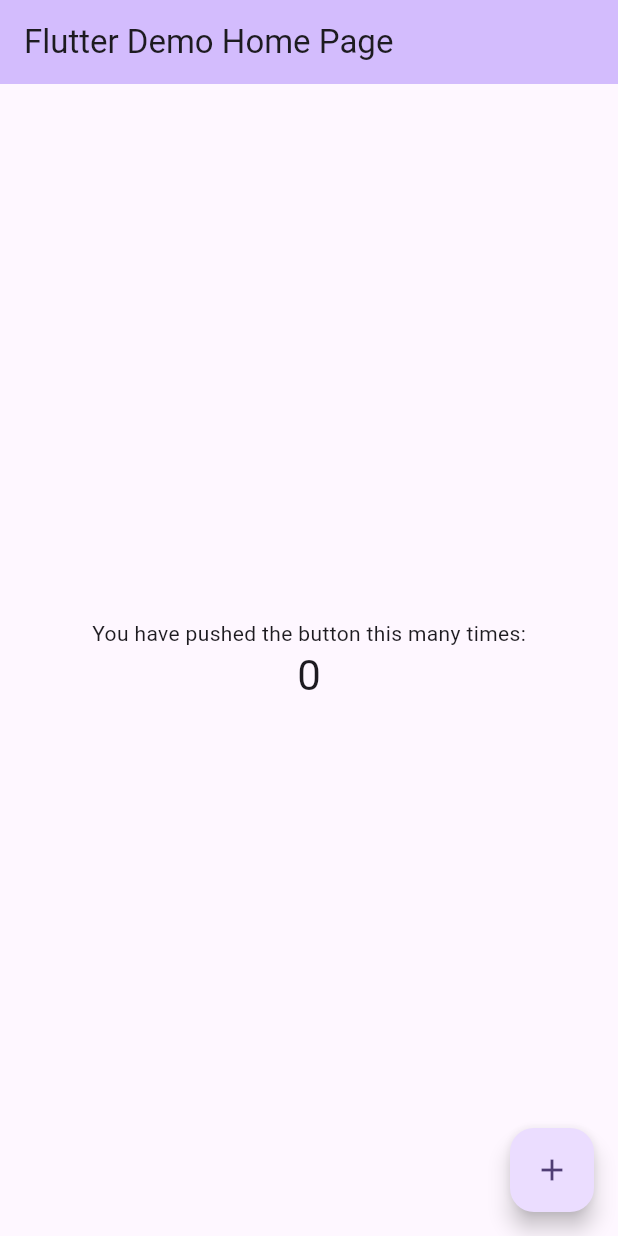
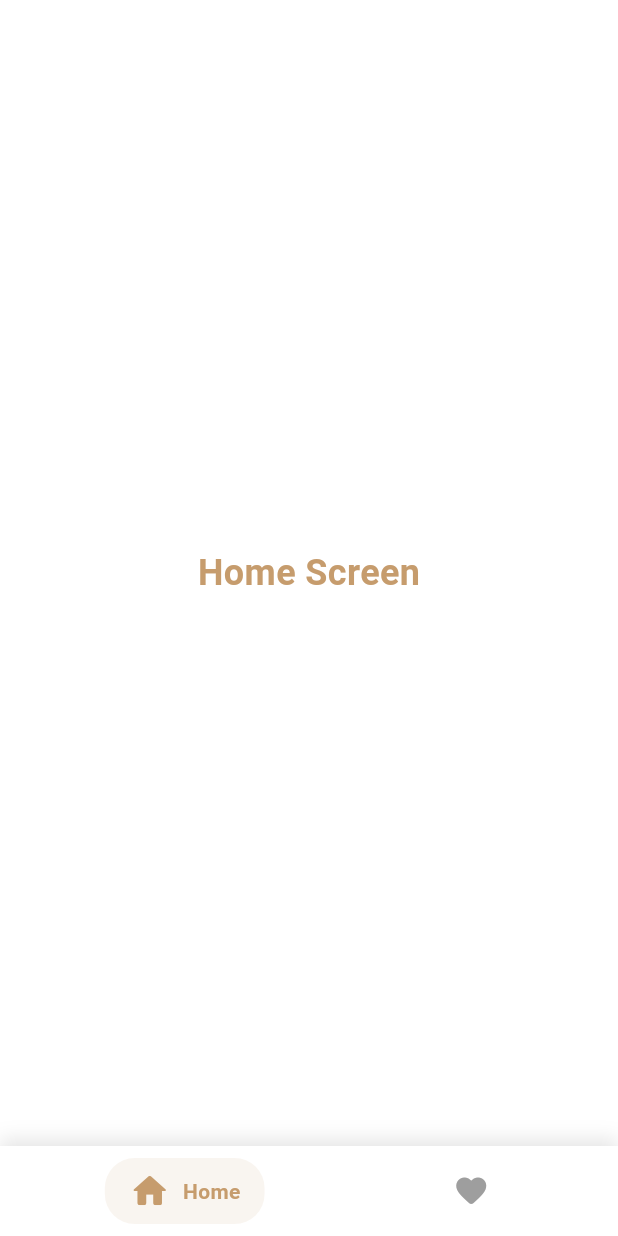
Before and after one commit to raniachebili0/OSCtest, a Flutter app: the screen it shows after launch, on a phone screen of 412 x 824 dp. Run offline on Flutter 3.47's test engine with Material 3 defaults, Android fonts, the phone set to English and light mode, and no system bars; our stand-ins replace flutter_screenutil.

Commit message:
create the architecture/ les models / consomation de api marvel / integrate screenUtil pakege / create nav bar

```diff
--- a/lib/main.dart
+++ b/lib/main.dart
@@ -1,4 +1,8 @@
 import 'package:flutter/material.dart';
+import 'package:flutter_screenutil/flutter_screenutil.dart';
+import 'package:orange_test/secreens/main_screen.dart';
+import 'package:provider/provider.dart';
+import 'package:orange_test/providers/navigation_provider.dart';
 
 void main() {
   runApp(const MyApp());
@@ -7,119 +11,26 @@
 class MyApp extends StatelessWidget {
   const MyApp({super.key});
 
-  // This widget is the root of your application.
   @override
   Widget build(BuildContext context) {
-    return MaterialApp(
-      title: 'Flutter Demo',
-      theme: ThemeData(
-        // This is the theme of your application.
-        //
-        // TRY THIS: Try running your application with "flutter run". You'll see
-        // the application has a purple toolbar. Then, without quitting the app,
-        // try changing the seedColor in the colorScheme below to Colors.green
-        // and then invoke "hot reload" (save your changes or press the "hot
-        // reload" button in a Flutter-supported IDE, or press "r" if you used
-        // the command line to start the app).
-        //
-        // Notice that the counter didn't reset back to zero; the application
-        // state is not lost during the reload. To reset the state, use hot
-        // restart instead.
-        //
-        // This works for code too, not just values: Most code changes can be
-        // tested with just a hot reload.
-        colorScheme: ColorScheme.fromSeed(seedColor: Colors.deepPurple),
-        useMaterial3: true,
-      ),
-      home: const MyHomePage(title: 'Flutter Demo Home Page'),
+    return ScreenUtilInit(
+      designSize: const Size(412, 915),
+      minTextAdapt: true,
+      splitScreenMode: true,
+      builder: (_, child) {
+        return ChangeNotifierProvider(
+          create: (_) => NavigationProvider(),
+          child: MaterialApp(
+            debugShowCheckedModeBanner: false,
+            title: 'Flutter Demo',
+            theme: ThemeData(
+              colorScheme: ColorScheme.fromSeed(seedColor: Colors.deepPurple),
+              useMaterial3: true,
+            ),
+            home: const bottomNavBar(),
+          ),
+        );
+      },
     );
   }
 }
-
-class MyHomePage extends StatefulWidget {
-  const MyHomePage({super.key, required this.title});
-
-  // This widget is the home page of your application. It is stateful, meaning
-  // that it has a State object (defined below) that contains fields that affect
-  // how it looks.
-
-  // This class is the configuration for the state. It holds the values (in this
-  // case the title) provided by the parent (in this case the App widget) and
-  // used by the build method of the State. Fields in a Widget subclass are
-  // always marked "final".
-
-  final String title;
-
-  @override
-  State<MyHomePage> createState() => _MyHomePageState();
-}
-
-class _MyHomePageState extends State<MyHomePage> {
-  int _counter = 0;
-
-  void _incrementCounter() {
-    setState(() {
-      // This call to setState tells the Flutter framework that something has
-      // changed in this State, which causes it to rerun the build method below
-      // so that the display can reflect the updated values. If we changed
-      // _counter without calling setState(), then the build method would not be
-      // called again, and so nothing would appear to happen.
-      _counter++;
-    });
-  }
-
-  @override
-  Widget build(BuildContext context) {
-    // This method is rerun every time setState is called, for instance as done
-    // by the _incrementCounter method above.
-    //
-    // The Flutter framework has been optimized to make rerunning build methods
-    // fast, so that you can just rebuild anything that needs updating rather
-    // than having to individually change instances of widgets.
-    return Scaffold(
-      appBar: AppBar(
-        // TRY THIS: Try changing the color here to a specific color (to
-        // Colors.amber, perhaps?) and trigger a hot reload to see the AppBar
-        // change color while the other colors stay the same.
-        backgroundColor: Theme.of(context).colorScheme.inversePrimary,
-        // Here we take the value from the MyHomePage object that was created by
-        // the App.build method, and use it to set our appbar title.
-        title: Text(widget.title),
-      ),
-      body: Center(
-        // Center is a layout widget. It takes a single child and positions it
-        // in the middle of the parent.
-        child: Column(
-          // Column is also a layout widget. It takes a list of children and
-          // arranges them vertically. By default, it sizes itself to fit its
-          // children horizontally, and tries to be as tall as its parent.
-          //
-          // Column has various properties to control how it sizes itself and
-          // how it positions its children. Here we use mainAxisAlignment to
-          // center the children vertically; the main axis here is the vertical
-          // axis because Columns are vertical (the cross axis would be
-          // horizontal).
-          //
-          // TRY THIS: Invoke "debug painting" (choose the "Toggle Debug Paint"
-          // action in the IDE, or press "p" in the console), to see the
-          // wireframe for each widget.
-          mainAxisAlignment: MainAxisAlignment.center,
-          children: <Widget>[
-            const Text(
-              'You have pushed the button this many times:',
-            ),
-            Text(
-              '$_counter',
-              style: Theme.of(context).textTheme.headlineMedium,
-            ),
-          ],
-        ),
-      ),
-      floatingActionButton: FloatingActionButton(
-        onPressed: _incrementCounter,
-        tooltip: 'Increment',
-        child: const Icon(Icons.add),
-      ), // This trailing comma makes auto-formatting nicer for build methods.
-    );
-  }
-}
--- /dev/null
+++ b/lib/providers/navigation_provider.dart
@@ -0,0 +1,17 @@
+import 'package:flutter/material.dart';
+
+class NavigationProvider extends ChangeNotifier {
+  int _currentIndex = 0;
+
+  int get currentIndex => _currentIndex;
+
+  void setIndex(int index) {
+    _currentIndex = index;
+    notifyListeners();
+  }
+
+  void onPageChanged(int index) {
+    _currentIndex = index;
+    notifyListeners();
+  }
+}
--- /dev/null
+++ b/lib/secreens/HomeScreen.dart
@@ -0,0 +1,28 @@
+import 'package:flutter/material.dart';
+
+
+class HomeScreen extends StatefulWidget {
+  const HomeScreen({super.key});
+
+  @override
+  State<HomeScreen> createState() => _HomeScreenState();
+}
+
+class _HomeScreenState extends State<HomeScreen> {
+  @override
+  Widget build(BuildContext context) {
+    return Container(
+      color: Colors.white,
+      child: const Center(
+        child: Text(
+          'Home Screen',
+          style: TextStyle(
+            fontSize: 24,
+            fontWeight: FontWeight.bold,
+            color: Color(0xFFC69C6D),
+          ),
+        ),
+      ),
+    );
+  }
+}
--- /dev/null
+++ b/lib/secreens/main_screen.dart
@@ -0,0 +1,134 @@
+import 'package:flutter/material.dart';
+import 'package:provider/provider.dart';
+import 'package:orange_test/providers/navigation_provider.dart';
+import 'FavoritesScreen.dart';
+import 'HomeScreen.dart';
+
+class bottomNavBar extends StatefulWidget {
+  const bottomNavBar({Key? key}) : super(key: key);
+
+  @override
+  State<bottomNavBar> createState() => _bottomNavBarState();
+}
+
+class _bottomNavBarState extends State<bottomNavBar> {
+  late final PageController _pageController;
+
+  @override
+  void initState() {
+    super.initState();
+    _pageController = PageController(initialPage: 0);
+  }
+
+  @override
+  void dispose() {
+    _pageController.dispose();
+    super.dispose();
+  }
+
+  @override
+  Widget build(BuildContext context) {
+    return ChangeNotifierProvider(
+      create: (_) => NavigationProvider(),
+      child: Consumer<NavigationProvider>(
+        builder: (context, navigationProvider, child) {
+          return Scaffold(
+            body: PageView(
+              controller: _pageController,
+              onPageChanged: (index) {
+                navigationProvider.onPageChanged(index);
+              },
+              children: const [
+                HomeScreen(),
+                FavoritesScreen(),
+              ],
+            ),
+            bottomNavigationBar: Container(
+              decoration: BoxDecoration(
+                color: Colors.white,
+                boxShadow: [
+                  BoxShadow(
+                    color: Colors.black.withOpacity(0.1),
+                    blurRadius: 10,
+                    offset: const Offset(0, -5),
+                  ),
+                ],
+              ),
+              child: SafeArea(
+                child: Padding(
+                  padding: const EdgeInsets.symmetric(horizontal: 15, vertical: 8),
+                  child: Row(
+                    mainAxisAlignment: MainAxisAlignment.spaceAround,
+                    children: [
+                      _buildNavItem(
+                        context,
+                        navigationProvider,
+                        0,
+                        Icons.home_rounded,
+                        'Home',
+                      ),
+                      _buildNavItem(
+                        context,
+                        navigationProvider,
+                        1,
+                        Icons.favorite_rounded,
+                        'Favorites',
+                      ),
+                    ],
+                  ),
+                ),
+              ),
+            ),
+          );
+        },
+      ),
+    );
+  }
+
+  Widget _buildNavItem(
+    BuildContext context,
+    NavigationProvider provider,
+    int index,
+    IconData icon,
+    String label,
+  ) {
+    final isSelected = provider.currentIndex == index;
+    return GestureDetector(
+      onTap: () {
+        _pageController.animateToPage(
+          index,
+          duration: const Duration(milliseconds: 300),
+          curve: Curves.easeInOut,
+        );
+        provider.setIndex(index);
+      },
+      child: Container(
+        padding: const EdgeInsets.symmetric(horizontal: 16, vertical: 8),
+        decoration: BoxDecoration(
+          color: isSelected ? const Color(0xFFC69C6D).withOpacity(0.1) : Colors.transparent,
+          borderRadius: BorderRadius.circular(20),
+        ),
+        child: Row(
+          mainAxisSize: MainAxisSize.min,
+          children: [
+            Icon(
+              icon,
+              color: isSelected ? const Color(0xFFC69C6D) : Colors.grey,
+              size: isSelected ? 28 : 24,
+            ),
+            if (isSelected) ...[
+              const SizedBox(width: 8),
+              Text(
+                label,
+                style: const TextStyle(
+                  color: Color(0xFFC69C6D),
+                  fontWeight: FontWeight.w600,
+                ),
+              ),
+            ],
+          ],
+        ),
+      ),
+    );
+  }
+}
```
Also changed, not shown: lib/models/ComicItem.dart (added, +13 -0 lines), lib/models/Comics.dart (added, +23 -0 lines), lib/models/MarvelCharacter.dart (added, +34 -0 lines), lib/models/Thumbnail.dart (added, +15 -0 lines), lib/secreens/DetailsScreen.dart (added, +16 -0 lines), lib/secreens/FavoritesScreen.dart (added, +28 -0 lines), lib/services/MarvelApiService.dart (added, +43 -0 lines), pubspec.yaml (+7 -3 lines), pubspec.lock.
